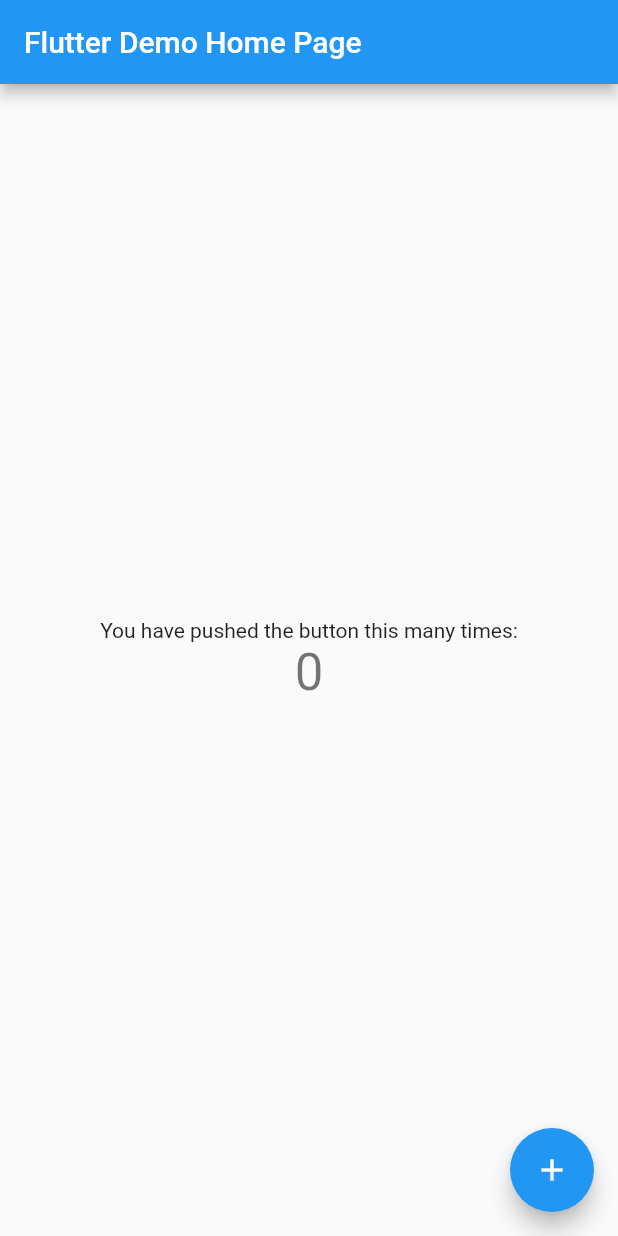
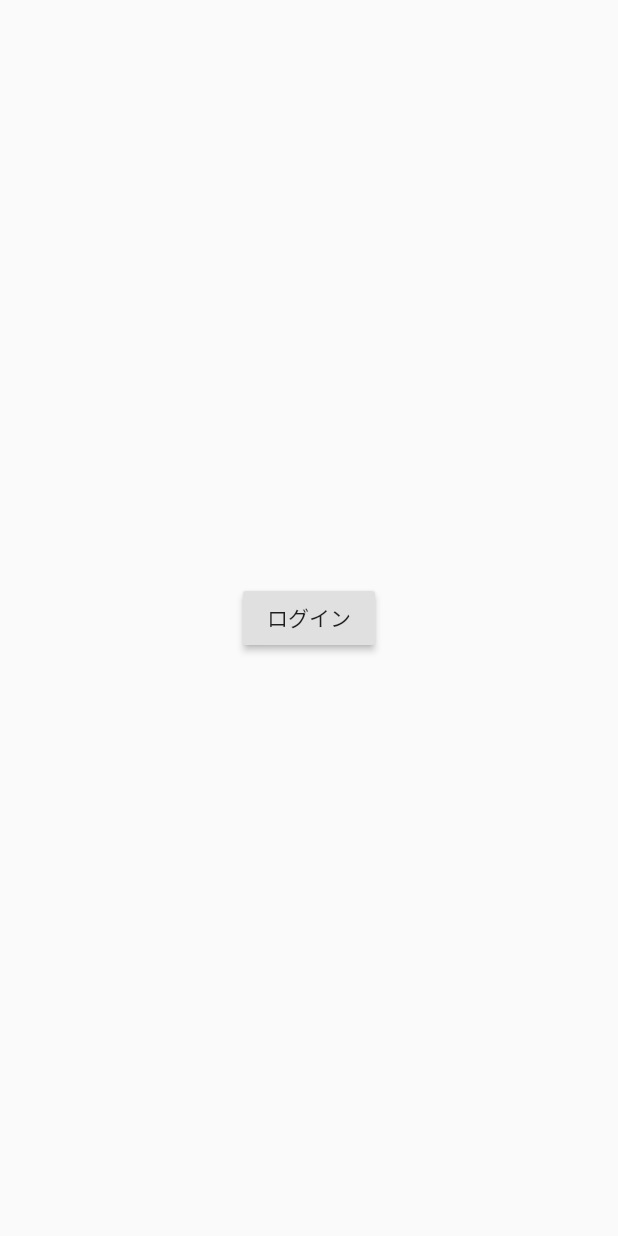
Before and after one commit to Naruse-Kazuki/Chat_App, a Flutter app: the screen it shows after launch, on a phone screen of 412 x 824 dp. Run offline on Flutter 3.47's test engine with Material 2 defaults, Android fonts, the phone set to English and light mode, and no system bars.

Commit message:
create_chatapp_base

```diff
--- a/lib/main.dart
+++ b/lib/main.dart
@@ -1,117 +1,109 @@
 import 'package:flutter/material.dart';
 
 void main() {
-  runApp(MyApp());
+  // 最初に表示するWidget
+  runApp(ChatApp());
 }
 
-class MyApp extends StatelessWidget {
-  // This widget is the root of your application.
+class ChatApp extends StatelessWidget {
   @override
   Widget build(BuildContext context) {
     return MaterialApp(
-      title: 'Flutter Demo',
+      // 右上に表示される"debug"ラベルを消す
+      debugShowCheckedModeBanner: false,
+      // アプリ名
+      title: 'ChatApp',
       theme: ThemeData(
-        // This is the theme of your application.
-        //
-        // Try running your application with "flutter run". You'll see the
-        // application has a blue toolbar. Then, without quitting the app, try
-        // changing the primarySwatch below to Colors.green and then invoke
-        // "hot reload" (press "r" in the console where you ran "flutter run",
-        // or simply save your changes to "hot reload" in a Flutter IDE).
-        // Notice that the counter didn't reset back to zero; the application
-        // is not restarted.
+        // テーマカラー
         primarySwatch: Colors.blue,
-        // This makes the visual density adapt to the platform that you run
-        // the app on. For desktop platforms, the controls will be smaller and
-        // closer together (more dense) than on mobile platforms.
         visualDensity: VisualDensity.adaptivePlatformDensity,
       ),
-      home: MyHomePage(title: 'Flutter Demo Home Page'),
+      // ログイン画面を表示
+      home: LoginPage(),
     );
   }
 }
 
-class MyHomePage extends StatefulWidget {
-  MyHomePage({Key key, this.title}) : super(key: key);
-
-  // This widget is the home page of your application. It is stateful, meaning
-  // that it has a State object (defined below) that contains fields that affect
-  // how it looks.
-
-  // This class is the configuration for the state. It holds the values (in this
-  // case the title) provided by the parent (in this case the App widget) and
-  // used by the build method of the State. Fields in a Widget subclass are
-  // always marked "final".
-
-  final String title;
-
-  @override
-  _MyHomePageState createState() => _MyHomePageState();
-}
-
-class _MyHomePageState extends State<MyHomePage> {
-  int _counter = 0;
-
-  void _incrementCounter() {
-    setState(() {
-      // This call to setState tells the Flutter framework that something has
-      // changed in this State, which causes it to rerun the build method below
-      // so that the display can reflect the updated values. If we changed
-      // _counter without calling setState(), then the build method would not be
-      // called again, and so nothing would appear to happen.
-      _counter++;
-    });
-  }
-
+// ログイン画面用Widget
+class LoginPage extends StatelessWidget {
   @override
   Widget build(BuildContext context) {
-    // This method is rerun every time setState is called, for instance as done
-    // by the _incrementCounter method above.
-    //
-    // The Flutter framework has been optimized to make rerunning build methods
-    // fast, so that you can just rebuild anything that needs updating rather
-    // than having to individually change instances of widgets.
     return Scaffold(
-      appBar: AppBar(
-        // Here we take the value from the MyHomePage object that was created by
-        // the App.build method, and use it to set our appbar title.
-        title: Text(widget.title),
-      ),
       body: Center(
-        // Center is a layout widget. It takes a single child and positions it
-        // in the middle of the parent.
         child: Column(
-          // Column is also a layout widget. It takes a list of children and
-          // arranges them vertically. By default, it sizes itself to fit its
-          // children horizontally, and tries to be as tall as its parent.
-          //
-          // Invoke "debug painting" (press "p" in the console, choose the
-          // "Toggle Debug Paint" action from the Flutter Inspector in Android
-          // Studio, or the "Toggle Debug Paint" command in Visual Studio Code)
-          // to see the wireframe for each widget.
-          //
-          // Column has various properties to control how it sizes itself and
-          // how it positions its children. Here we use mainAxisAlignment to
-          // center the children vertically; the main axis here is the vertical
-          // axis because Columns are vertical (the cross axis would be
-          // horizontal).
           mainAxisAlignment: MainAxisAlignment.center,
           children: <Widget>[
-            Text(
-              'You have pushed the button this many times:',
-            ),
-            Text(
-              '$_counter',
-              style: Theme.of(context).textTheme.headline4,
-            ),
+            RaisedButton(
+              child: Text('ログイン'),
+              onPressed: () async {
+                // チャット画面に遷移＋ログイン画面を破棄
+                await Navigator.of(context).pushReplacement(
+                  MaterialPageRoute(builder: (context) {
+                    return ChatPage();
+                  }),
+                );
+              },
+            )
           ],
         ),
       ),
-      floatingActionButton: FloatingActionButton(
-        onPressed: _incrementCounter,
-        tooltip: 'Increment',
-        child: Icon(Icons.add),
-      ), // This trailing comma makes auto-formatting nicer for build methods.
     );
   }
 }
+
+// チャット画面用Widget
+class ChatPage extends StatelessWidget {
+  @override
+  Widget build(BuildContext context) {
+    return Scaffold(
+      appBar: AppBar(
+        title: Text('チャット'),
+        actions: <Widget>[
+          IconButton(
+            icon: Icon(Icons.close),
+            onPressed: () async {
+              // ログイン画面に遷移＋チャット画面を破棄
+              await Navigator.of(context).pushReplacement(
+                MaterialPageRoute(builder: (context) {
+                  return LoginPage();
+                }),
+              );
+            },
+          ),
+        ],
+      ),
+      floatingActionButton: FloatingActionButton(
+        child: Icon(Icons.add),
+        onPressed: () async {
+          // 投稿画面に遷移
+          await Navigator.of(context).push(
+            MaterialPageRoute(builder: (context) {
+              return AddPostPage();
+            }),
+          );
+        },
+      ),
+    );
+  }
+}
+
+// 投稿画面用Widget
+class AddPostPage extends StatelessWidget {
+  @override
+  Widget build(BuildContext context) {
+    return Scaffold(
+      appBar: AppBar(
+        title: Text('チャット投稿'),
+      ),
+      body: Center(
+        child: RaisedButton(
+          child: Text('戻る'),
+          onPressed: () {
+            // 1つ前の画面に戻る
+            Navigator.of(context).pop();
+          },
+        ),
+      ),
+    );
+  }
+}
```
